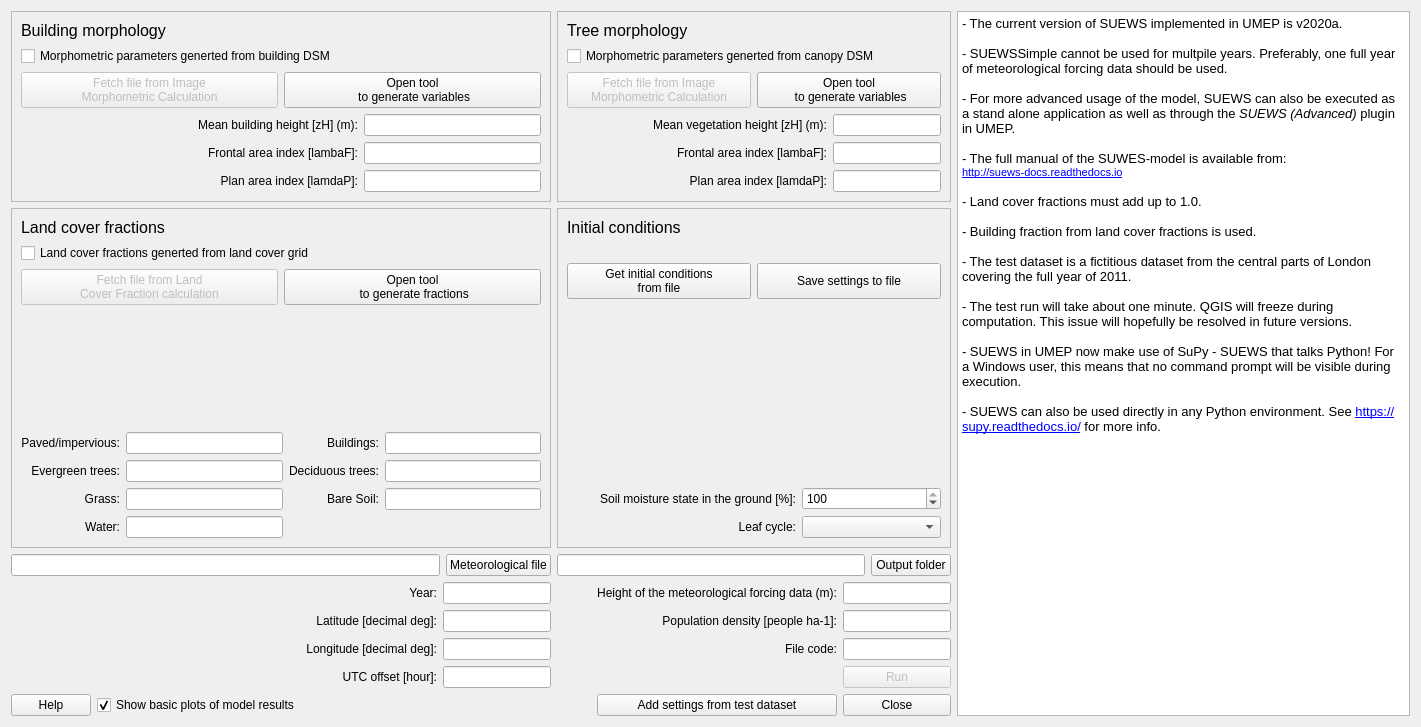
UMEP-dev/UMEP, file SuewsSimple/suews_simple_dialog_base.ui: the form before one commit.
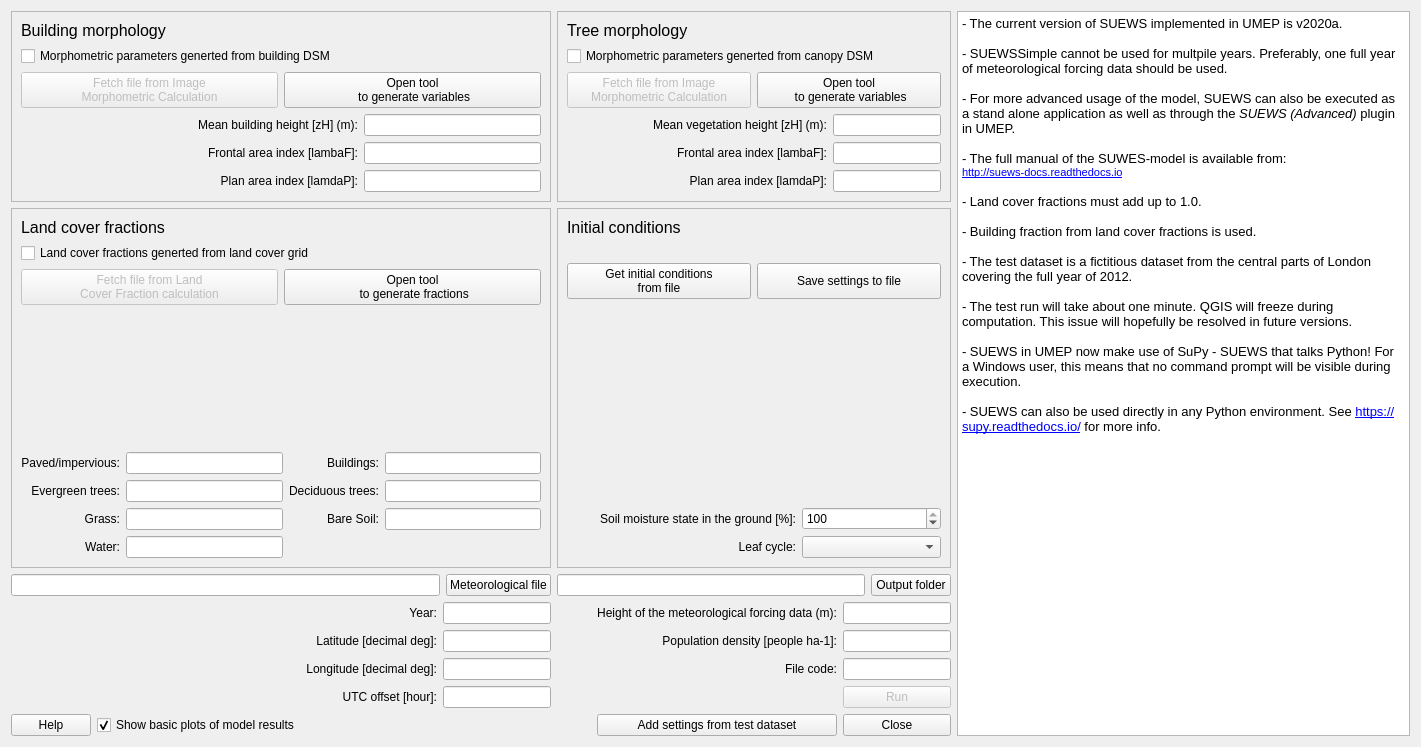
The form after the commit.

```diff
--- a/SuewsSimple/suews_simple_dialog_base.ui
+++ b/SuewsSimple/suews_simple_dialog_base.ui
@@ -7,7 +7,7 @@
     <x>0</x>
     <y>0</y>
     <width>1421</width>
-    <height>727</height>
+    <height>747</height>
    </rect>
   </property>
   <property name="sizePolicy">
@@ -344,7 +344,7 @@
       <string>&lt;!DOCTYPE HTML PUBLIC &quot;-//W3C//DTD HTML 4.0//EN&quot; &quot;http://www.w3.org/TR/REC-html40/strict.dtd&quot;&gt;
 &lt;html&gt;&lt;head&gt;&lt;meta name=&quot;qrichtext&quot; content=&quot;1&quot; /&gt;&lt;style type=&quot;text/css&quot;&gt;
 p, li { white-space: pre-wrap; }
-&lt;/style&gt;&lt;/head&gt;&lt;body style=&quot; font-family:'MS Shell Dlg 2'; font-size:9.75pt; font-weight:400; font-style:normal;&quot;&gt;
+&lt;/style&gt;&lt;/head&gt;&lt;body style=&quot; font-family:'MS Shell Dlg 2'; font-size:7.8pt; font-weight:400; font-style:normal;&quot;&gt;
 &lt;p style=&quot; margin-top:0px; margin-bottom:0px; margin-left:0px; margin-right:0px; -qt-block-indent:0; text-indent:0px;&quot;&gt;&lt;span style=&quot; font-size:10pt;&quot;&gt;- The current version of SUEWS implemented in UMEP is v2020a.&lt;/span&gt;&lt;/p&gt;
 &lt;p style=&quot;-qt-paragraph-type:empty; margin-top:0px; margin-bottom:0px; margin-left:0px; margin-right:0px; -qt-block-indent:0; text-indent:0px; font-size:10pt;&quot;&gt;&lt;br /&gt;&lt;/p&gt;
 &lt;p style=&quot; margin-top:0px; margin-bottom:0px; margin-left:0px; margin-right:0px; -qt-block-indent:0; text-indent:0px;&quot;&gt;&lt;span style=&quot; font-size:10pt;&quot;&gt;- SUEWSSimple cannot be used for multpile years. Preferably, one full year of meteorological forcing data should be used.&lt;/span&gt;&lt;/p&gt;
@@ -358,7 +358,7 @@
 &lt;p style=&quot;-qt-paragraph-type:empty; margin-top:0px; margin-bottom:0px; margin-left:0px; margin-right:0px; -qt-block-indent:0; text-indent:0px; font-size:10pt;&quot;&gt;&lt;br /&gt;&lt;/p&gt;
 &lt;p style=&quot; margin-top:0px; margin-bottom:0px; margin-left:0px; margin-right:0px; -qt-block-indent:0; text-indent:0px;&quot;&gt;&lt;span style=&quot; font-size:10pt;&quot;&gt;- Building fraction from land cover fractions is used.&lt;/span&gt;&lt;/p&gt;
 &lt;p style=&quot;-qt-paragraph-type:empty; margin-top:0px; margin-bottom:0px; margin-left:0px; margin-right:0px; -qt-block-indent:0; text-indent:0px; font-size:10pt;&quot;&gt;&lt;br /&gt;&lt;/p&gt;
-&lt;p style=&quot; margin-top:0px; margin-bottom:0px; margin-left:0px; margin-right:0px; -qt-block-indent:0; text-indent:0px;&quot;&gt;&lt;span style=&quot; font-size:10pt;&quot;&gt;- The test dataset is a fictitious dataset from the central parts of London covering the full year of 2011.&lt;/span&gt;&lt;/p&gt;
+&lt;p style=&quot; margin-top:0px; margin-bottom:0px; margin-left:0px; margin-right:0px; -qt-block-indent:0; text-indent:0px;&quot;&gt;&lt;span style=&quot; font-size:10pt;&quot;&gt;- The test dataset is a fictitious dataset from the central parts of London covering the full year of 2012.&lt;/span&gt;&lt;/p&gt;
 &lt;p style=&quot;-qt-paragraph-type:empty; margin-top:0px; margin-bottom:0px; margin-left:0px; margin-right:0px; -qt-block-indent:0; text-indent:0px; font-size:10pt;&quot;&gt;&lt;br /&gt;&lt;/p&gt;
 &lt;p style=&quot; margin-top:0px; margin-bottom:0px; margin-left:0px; margin-right:0px; -qt-block-indent:0; text-indent:0px;&quot;&gt;&lt;span style=&quot; font-size:10pt;&quot;&gt;- The test run will take about one minute. QGIS will freeze during computation. This issue will hopefully be resolved in future versions. &lt;/span&gt;&lt;/p&gt;
 &lt;p style=&quot;-qt-paragraph-type:empty; margin-top:0px; margin-bottom:0px; margin-left:0px; margin-right:0px; -qt-block-indent:0; text-indent:0px; font-size:10pt;&quot;&gt;&lt;br /&gt;&lt;/p&gt;
```
